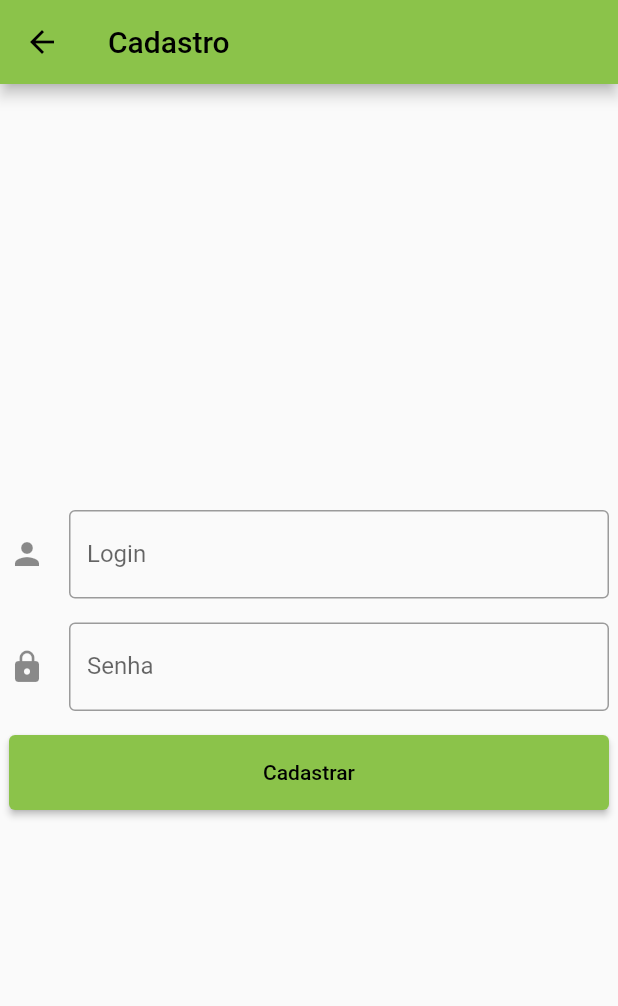
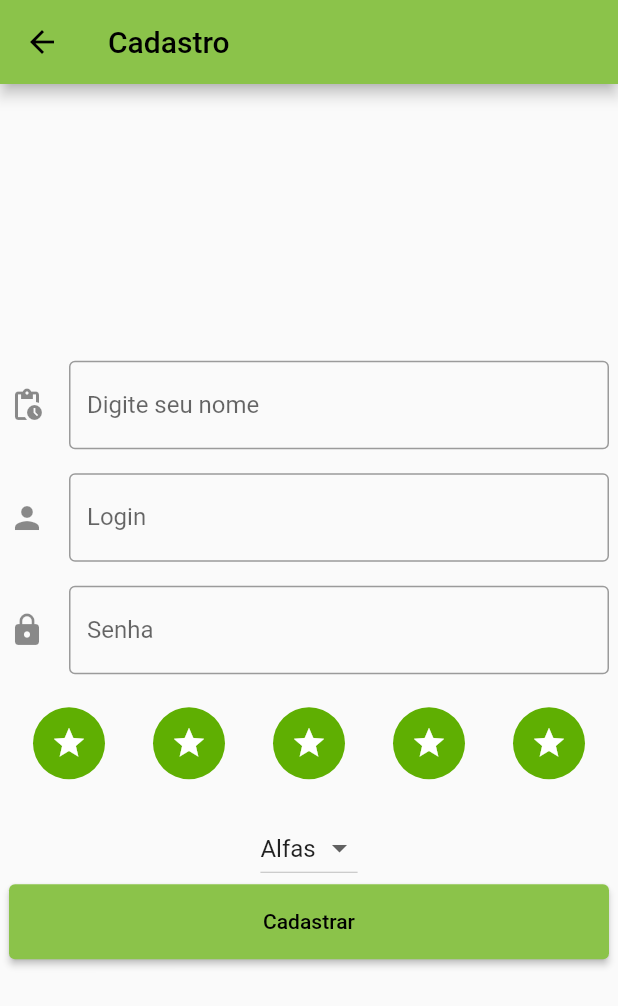
Before and after one commit to BrenoRobertDiogo/Find-he-r, a Flutter app: the TelaCadastro screen opened directly, after a tap on "Cadastrar", on a phone screen of 412 x 824 dp. Shown: the top 1006 px of the screen. Run offline on Flutter 3.47's test engine with Material 2 defaults, Android fonts, the phone set to English and light mode, and no system bars; our stand-ins replace cloud_firestore, firebase_core, firebase_database, percent_indicator; accounts and stored records are empty.

Commit message:
Tela de cadastro enviando JSON com estrelas, tela de cadastro tem estrelas também e um dropdown
Tela de login com melhora na performance pois usamos WHERE

```diff
--- a/lib/Operations.dart
+++ b/lib/Operations.dart
@@ -1,6 +1,12 @@
 export 'Operations.dart';
+import 'package:cloud_firestore/cloud_firestore.dart';
 import 'package:flutter/cupertino.dart';
 
 class Operations {
+  static CollectionReference<Map<String, dynamic>> getData (String tabela)  {
+    return FirebaseFirestore.instance.collection(tabela);
+  }
+
+
 
 }
--- a/lib/TelaCadastro.dart
+++ b/lib/TelaCadastro.dart
@@ -3,7 +3,7 @@ export 'TelaCadastro.dart';
 import 'package:cloud_firestore/cloud_firestore.dart';
 import 'package:flutter/cupertino.dart';
 import 'package:flutter/material.dart';
-import 'TelaLogin.dart';
+import 'package:flutter/widgets.dart';
 import 'package:uuid/uuid.dart';
 import 'package:crypto/crypto.dart';
 import 'dart:convert';
@@ -19,6 +19,7 @@ class TelaCadastro extends StatefulWidget {
 class _TelaCadastroState extends State<TelaCadastro> {
   final login = TextEditingController();
   final senha = TextEditingController();
+  String sexoSelecionado = "Alfas";
 
   var uuid = const Uuid();
 
@@ -26,10 +27,12 @@ class _TelaCadastroState extends State<TelaCadastro> {
     var senhaCript = sha512.convert(utf8.encode(senha.text)).toString();
     var idUsuario = uuid.v1();
 
-    FirebaseFirestore.instance
-        .collection("users")
-        .doc(idUsuario)
-        .set({"id": idUsuario, "login": login.text, "senha": senhaCript});
+    FirebaseFirestore.instance.collection("users").doc(idUsuario).set({
+      "id": idUsuario,
+      "login": login.text,
+      "senha": senhaCript,
+      "testando": {"Tag1": 5, "Tag2": 5, "Tag3": 5, "Tag4": 5, "Tag5": 5}
+    });
     // Other jeito
     // DatabaseReference ref = FirebaseDatabase.instance.ref("users");
     // DatabaseReference novoUsuario = ref.push();
@@ -39,12 +42,27 @@ class _TelaCadastroState extends State<TelaCadastro> {
 
   @override
   Widget build(BuildContext context) {
+    List<String> _valores = ['Alfas', 'Betas', 'Resto'];
     return Scaffold(
       appBar: AppBar(title: const Text("Cadastro")),
       body: Center(
         child: Column(
           mainAxisAlignment: MainAxisAlignment.center,
           children: [
+            SizedBox(
+              width: 400,
+              child: TextField(
+                // controller: login,
+                decoration: const InputDecoration(
+                    labelText: 'Digite seu nome',
+                    border: OutlineInputBorder(),
+                    icon: Icon(Icons.pending_actions),
+                    hintText: 'Informe seu nome'),
+              ),
+            ),
+            const SizedBox(
+              height: 16,
+            ),
             SizedBox(
               width: 400,
               child: TextField(
@@ -74,6 +92,89 @@ class _TelaCadastroState extends State<TelaCadastro> {
             const SizedBox(
               height: 16,
             ),
+            Container(
+              // color: Color.fromRGBO(95, 175, 2, 0.7568627450980392),
+              width: 400,
+              height: 60,
+              child: Row(
+                mainAxisAlignment: MainAxisAlignment.spaceAround,
+                children: [
+                  Ink(
+                    decoration: const ShapeDecoration(
+                      color: Color.fromRGBO(95, 175, 2, 1.0),
+                      shape: CircleBorder(),
+                    ),
+                    child: IconButton(
+                      icon: const Icon(Icons.star),
+                      color: Colors.white,
+                      onPressed: () {},
+                    ),
+                  ),
+                  Ink(
+                    decoration: const ShapeDecoration(
+                      color: Color.fromRGBO(95, 175, 2, 1.0),
+                      shape: CircleBorder(),
+                    ),
+                    child: IconButton(
+                      icon: const Icon(Icons.star),
+                      color: Colors.white,
+                      onPressed: () {},
+                    ),
+                  ),
+                  Ink(
+                    decoration: const ShapeDecoration(
+                      color: Color.fromRGBO(95, 175, 2, 1.0),
+                      shape: CircleBorder(),
+                    ),
+                    child: IconButton(
+                      icon: const Icon(Icons.star),
+                      color: Colors.white,
+                      onPressed: () {},
+                    ),
+                  ),
+                  Ink(
+                    decoration: const ShapeDecoration(
+                      color: Color.fromRGBO(95, 175, 2, 1.0),
+                      shape: CircleBorder(),
+                    ),
+                    child: IconButton(
+                      icon: const Icon(Icons.star),
+                      color: Colors.white,
+                      onPressed: () {},
+                    ),
+                  ),
+                  Ink(
+                    decoration: const ShapeDecoration(
+                      color: Color.fromRGBO(95, 175, 2, 1.0),
+                      shape: CircleBorder(),
+                    ),
+                    child: IconButton(
+                      icon: const Icon(Icons.star),
+                      color: Colors.white,
+                      onPressed: () {},
+                    ),
+                  ),
+                ],
+              ),
+            ),
+            const SizedBox(
+              height: 16,
+            ),
+            DropdownButton<String>(
+                items: _valores.map((String dropDownStringItem) {
+                  return DropdownMenuItem<String>(
+                    value: dropDownStringItem,
+                    child: Text(dropDownStringItem),
+                  );
+                }).toList(),
+                onChanged: (String? x) => {
+                  if(x != null){
+                    setaM(x)
+                  }
+                },
+              value: sexoSelecionado,
+
+            ),
             ElevatedButton(
               style: ElevatedButton.styleFrom(fixedSize: const Size(400, 50)),
               child: const Text('Cadastrar'),
@@ -84,4 +185,10 @@ class _TelaCadastroState extends State<TelaCadastro> {
       ),
     );
   }
+  void setaM(String x) {
+      print('entrou aqui');
+    setState(() => {
+      sexoSelecionado = x
+    });
+  }
 }
--- a/lib/TelaEncontros.dart
+++ b/lib/TelaEncontros.dart
@@ -18,27 +18,32 @@ class _TelaEncontrosState extends State<TelaEncontros> {
   List<Pessoa> pessoas = [
     Pessoa(
         "Nicolas Cage",
+        '123',
         "H",
         "https://p2.trrsf.com/image/fget/cf/648/0/images.terra.com/2022/01/07/1837881277-willyswonderland-nicolas-cage.jpg",
         40),
     Pessoa(
         "Leonardo Di Caprio",
+        '123',
         "H",
         "https://entertainment.time.com/wp-content/uploads/sites/3/2012/04/leonardo-dicaprio-now.jpg?w=260",
         40),
     Pessoa(
         "Guilherme Briggs",
+        '123',
         "H",
         "https://upload.wikimedia.org/wikipedia/commons/7/71/GuilhermeBriggs.jpg",
         40),
     Pessoa(
         "Will Smith",
+        '123',
         "H",
         "https://s2.glbimg.com/aQu7dyXnWhTmZ74IZ_jJKW5L78w=/600x400/smart/e.glbimg.com/og/ed/f/original/2022/03/28/will-smith-oscat.jpg",
         40)
   ];
   Pessoa pessoaSelecionada = Pessoa(
       "John Wick",
+      '123',
       "H",
       "https://p2.trrsf.com/image/fget/cf/648/0/images.terra.com/2022/01/07/1837881277-willyswonderland-nicolas-cage.jpg",
       40);
--- a/lib/models/Pessoa.dart
+++ b/lib/models/Pessoa.dart
@@ -4,9 +4,9 @@ import 'Tag.dart';
 class Pessoa {
   String? sexo;
   String? nome;
+  String? senha;
   String? imagem;
   int? idade;
   List<Tag>? tags;
-  Pessoa([this.nome, this.sexo, this.imagem, this.idade, this.tags]);
-
+  Pessoa([this.nome, this.senha,this.sexo, this.imagem, this.idade, this.tags]);
 }
--- a/pubspec.yaml
+++ b/pubspec.yaml
@@ -18,7 +18,7 @@ publish_to: 'none' # Remove this line if you wish to publish to pub.dev
 version: 1.0.0+1
 
 environment:
-  sdk: ">=2.17.1 <3.0.0"
+  sdk: ">=2.16.2 <3.0.0"
 
 # Dependencies specify other packages that your package needs in order to work.
 # To automatically upgrade your package dependencies to the latest versions
```
Also changed, not shown: lib/TelaLogin.dart (+18 -6 lines), lib/firebase_options.dart, pubspec.lock, 5 other files.
